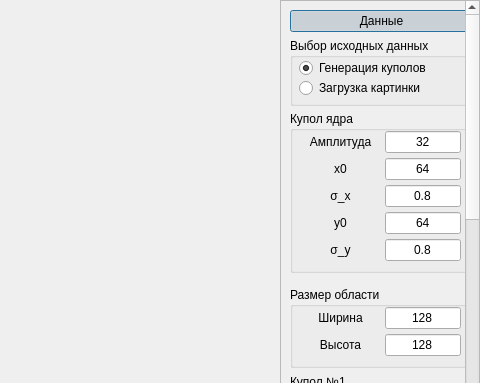
The window that gui.ui (EkimovP/Signal_recovery) describes before a commit, drawn with Qt 5; both pictures show x 513 to 993 and y 0 to 383 of the 993 by 678 pixel window.
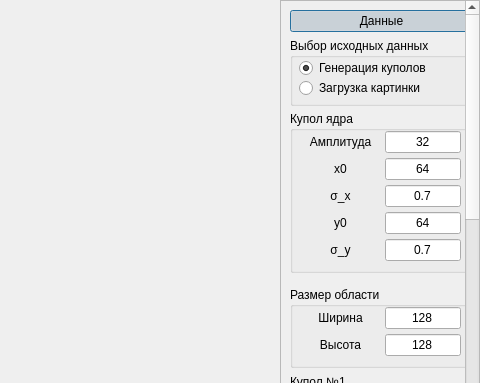
The same window after the commit.

Patch:
```diff
--- a/gui.ui
+++ b/gui.ui
@@ -100,7 +100,7 @@
          <property name="geometry">
           <rect>
            <x>0</x>
-           <y>-695</y>
+           <y>-7</y>
            <width>181</width>
            <height>1255</height>
           </rect>
@@ -315,7 +315,7 @@
                    <item>
                     <widget class="QLineEdit" name="lineEdit_sigma_x_kernels">
                      <property name="text">
-                      <string>0.8</string>
+                      <string>0.7</string>
                      </property>
                      <property name="alignment">
                       <set>Qt::AlignCenter</set>
@@ -391,7 +391,7 @@
                    <item>
                     <widget class="QLineEdit" name="lineEdit_sigma_y_kernels">
                      <property name="text">
-                      <string>0.8</string>
+                      <string>0.7</string>
                      </property>
                      <property name="alignment">
                       <set>Qt::AlignCenter</set>
```
